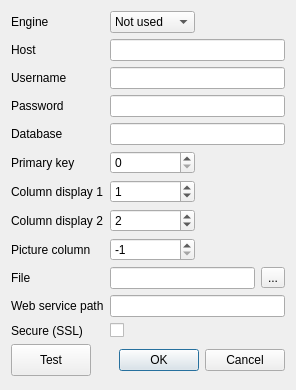
The window that HoruxCardDesigner/databaseconnection.ui (BackupTheBerlios/horux-svn) describes before a commit, drawn with Qt 5.
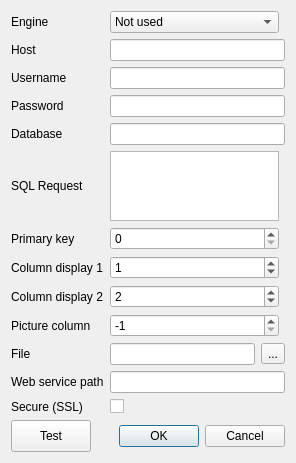
The same window after the commit.

Diff of the .ui file:
```diff
--- a/HoruxCardDesigner/databaseconnection.ui
+++ b/HoruxCardDesigner/databaseconnection.ui
@@ -7,7 +7,7 @@
     <x>0</x>
     <y>0</y>
     <width>296</width>
-    <height>390</height>
+    <height>461</height>
    </rect>
   </property>
   <property name="windowTitle">
@@ -96,14 +96,14 @@
    <item row="4" column="1" colspan="2">
     <widget class="QLineEdit" name="database"/>
    </item>
-   <item row="9" column="0">
+   <item row="10" column="0">
     <widget class="QLabel" name="label_8">
      <property name="text">
       <string>File</string>
      </property>
     </widget>
    </item>
-   <item row="9" column="1" colspan="2">
+   <item row="10" column="1" colspan="2">
     <layout class="QHBoxLayout" name="horizontalLayout_2">
      <item>
       <widget class="QLineEdit" name="file"/>
@@ -117,31 +117,31 @@
      </item>
     </layout>
    </item>
-   <item row="10" column="0">
+   <item row="11" column="0">
     <widget class="QLabel" name="label_6">
      <property name="text">
       <string>Web service path</string>
      </property>
     </widget>
    </item>
-   <item row="10" column="1" colspan="2">
+   <item row="11" column="1" colspan="2">
     <widget class="QLineEdit" name="path"/>
    </item>
-   <item row="11" column="0">
+   <item row="12" column="0">
     <widget class="QLabel" name="label_7">
      <property name="text">
       <string>Secure (SSL)</string>
      </property>
     </widget>
    </item>
-   <item row="11" column="1" colspan="2">
+   <item row="12" column="1" colspan="2">
     <widget class="QCheckBox" name="ssl">
      <property name="text">
       <string/>
      </property>
     </widget>
    </item>
-   <item row="12" column="0" colspan="3">
+   <item row="13" column="0" colspan="3">
     <layout class="QHBoxLayout" name="horizontalLayout">
      <item>
       <widget class="QPushButton" name="testButton">
@@ -168,48 +168,48 @@
      </item>
     </layout>
    </item>
-   <item row="5" column="0">
+   <item row="6" column="0">
     <widget class="QLabel" name="label_9">
      <property name="text">
       <string>Primary key</string>
      </property>
     </widget>
    </item>
-   <item row="6" column="0">
+   <item row="7" column="0">
     <widget class="QLabel" name="label_10">
      <property name="text">
       <string>Column display 1</string>
      </property>
     </widget>
    </item>
-   <item row="7" column="0">
+   <item row="8" column="0">
     <widget class="QLabel" name="label_11">
      <property name="text">
       <string>Column display 2</string>
      </property>
     </widget>
    </item>
-   <item row="8" column="0">
+   <item row="9" column="0">
     <widget class="QLabel" name="label_12">
      <property name="text">
       <string>Picture column</string>
      </property>
     </widget>
    </item>
-   <item row="5" column="1">
-    <widget class="QSpinBox" name="primaryKey">
-     <property name="minimum">
-      <number>0</number>
-     </property>
-     <property name="maximum">
-      <number>100</number>
-     </property>
-     <property name="value">
-      <number>0</number>
-     </property>
-    </widget>
-   </item>
    <item row="6" column="1">
+    <widget class="QSpinBox" name="primaryKey">
+     <property name="minimum">
+      <number>0</number>
+     </property>
+     <property name="maximum">
+      <number>100</number>
+     </property>
+     <property name="value">
+      <number>0</number>
+     </property>
+    </widget>
+   </item>
+   <item row="7" column="1">
     <widget class="QSpinBox" name="column1">
      <property name="maximum">
       <number>100</number>
@@ -219,7 +219,7 @@
      </property>
     </widget>
    </item>
-   <item row="7" column="1">
+   <item row="8" column="1">
     <widget class="QSpinBox" name="column2">
      <property name="maximum">
       <number>100</number>
@@ -229,7 +229,7 @@
      </property>
     </widget>
    </item>
-   <item row="8" column="1">
+   <item row="9" column="1">
     <widget class="QSpinBox" name="pictureColumn">
      <property name="minimum">
       <number>-1</number>
@@ -242,6 +242,16 @@
      </property>
     </widget>
    </item>
+   <item row="5" column="0">
+    <widget class="QLabel" name="label_13">
+     <property name="text">
+      <string>SQL Request</string>
+     </property>
+    </widget>
+   </item>
+   <item row="5" column="1">
+    <widget class="QPlainTextEdit" name="sqlRequest"/>
+   </item>
   </layout>
  </widget>
  <resources/>
```
